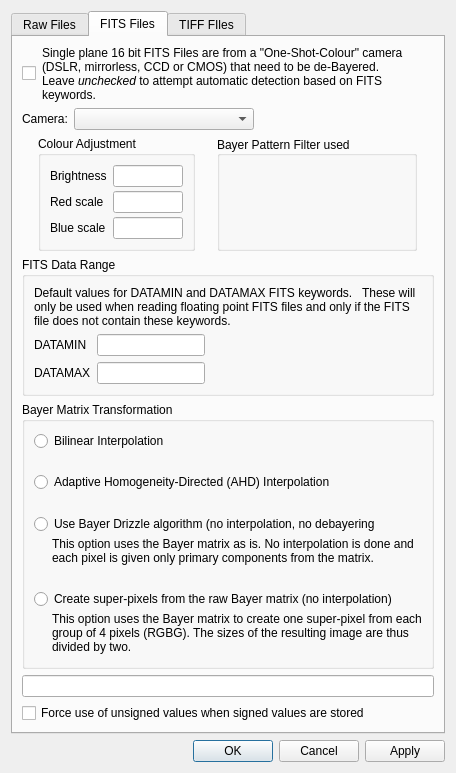
Old version of the form DeepSkyStacker/ui/RawDDPSettings.ui in the repository deepskystacker/DSS.
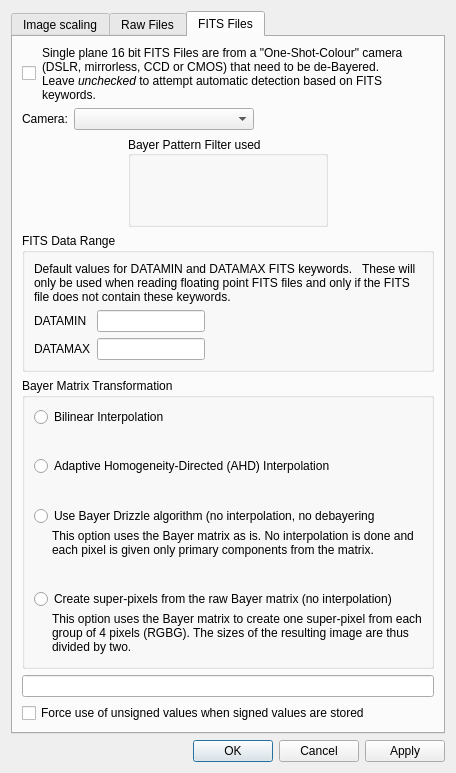
New version of the form. The open tabs and pages were chosen to show the change.

Commit message: Remaining changes for image scaling re-design, with the exception of translated help files/images.

What changed in the file:
```diff
--- a/DeepSkyStacker/ui/RawDDPSettings.ui
+++ b/DeepSkyStacker/ui/RawDDPSettings.ui
@@ -19,6 +19,56 @@
      <property name="currentIndex">
       <number>0</number>
      </property>
+     <widget class="QWidget" name="imageScalingTab">
+      <attribute name="title">
+       <string>Image scaling</string>
+      </attribute>
+      <widget class="QGroupBox" name="ColourAdjustment">
+       <property name="geometry">
+        <rect>
+         <x>10</x>
+         <y>10</y>
+         <width>194</width>
+         <height>127</height>
+        </rect>
+       </property>
+       <property name="title">
+        <string>Colour Adjustment</string>
+       </property>
+       <layout class="QGridLayout" name="gridLayout_3">
+        <item row="0" column="0">
+         <widget class="QLabel" name="label_4">
+          <property name="text">
+           <string>Brightness</string>
+          </property>
+         </widget>
+        </item>
+        <item row="0" column="1">
+         <widget class="QLineEdit" name="brightness"/>
+        </item>
+        <item row="1" column="0">
+         <widget class="QLabel" name="label_5">
+          <property name="text">
+           <string>Red scale</string>
+          </property>
+         </widget>
+        </item>
+        <item row="1" column="1">
+         <widget class="QLineEdit" name="redScale"/>
+        </item>
+        <item row="2" column="0">
+         <widget class="QLabel" name="label_6">
+          <property name="text">
+           <string>Blue scale</string>
+          </property>
+         </widget>
+        </item>
+        <item row="2" column="1">
+         <widget class="QLineEdit" name="blueScale"/>
+        </item>
+       </layout>
+      </widget>
+     </widget>
      <widget class="QWidget" name="rawFilesTab">
       <attribute name="title">
        <string>Raw Files</string>
@@ -382,111 +432,6 @@
        </item>
        <item>
         <layout class="QHBoxLayout" name="horizontalLayout_16">
-         <item>
-          <widget class="QGroupBox" name="colourAdjustment">
-           <property name="sizePolicy">
-            <sizepolicy hsizetype="Maximum" vsizetype="Fixed">
-             <horstretch>0</horstretch>
-             <verstretch>0</verstretch>
-            </sizepolicy>
-           </property>
-           <property name="title">
-            <string>Colour Adjustment</string>
-           </property>
-           <layout class="QFormLayout" name="formLayout_11">
-            <property name="verticalSpacing">
-             <number>4</number>
-            </property>
-            <item row="1" column="1">
-             <widget class="QLineEdit" name="brightness_2">
-              <property name="sizePolicy">
-               <sizepolicy hsizetype="Maximum" vsizetype="Fixed">
-                <horstretch>0</horstretch>
-                <verstretch>0</verstretch>
-               </sizepolicy>
-              </property>
-              <property name="minimumSize">
-               <size>
-                <width>50</width>
-                <height>0</height>
-               </size>
-              </property>
-              <property name="maximumSize">
-               <size>
-                <width>70</width>
-                <height>16777215</height>
-               </size>
-              </property>
-             </widget>
-            </item>
-            <item row="3" column="1">
-             <widget class="QLineEdit" name="redScale_2">
-              <property name="sizePolicy">
-               <sizepolicy hsizetype="Maximum" vsizetype="Fixed">
-                <horstretch>0</horstretch>
-                <verstretch>0</verstretch>
-               </sizepolicy>
-              </property>
-              <property name="minimumSize">
-               <size>
-                <width>50</width>
-                <height>0</height>
-               </size>
-              </property>
-              <property name="maximumSize">
-               <size>
-                <width>70</width>
-                <height>16777215</height>
-               </size>
-              </property>
-             </widget>
-            </item>
-            <item row="5" column="1">
-             <widget class="QLineEdit" name="blueScale_2">
-              <property name="sizePolicy">
-               <sizepolicy hsizetype="Maximum" vsizetype="Fixed">
-                <horstretch>0</horstretch>
-                <verstretch>0</verstretch>
-               </sizepolicy>
-              </property>
-              <property name="minimumSize">
-               <size>
-                <width>50</width>
-                <height>0</height>
-               </size>
-              </property>
-              <property name="maximumSize">
-               <size>
-                <width>70</width>
-                <height>16777215</height>
-               </size>
-              </property>
-             </widget>
-            </item>
-            <item row="1" column="0">
-             <widget class="QLabel" name="label_59">
-              <property name="text">
-               <string>Brightness</string>
-              </property>
-             </widget>
-            </item>
-            <item row="3" column="0">
-             <widget class="QLabel" name="label_60">
-              <property name="text">
-               <string>Red scale</string>
-              </property>
-             </widget>
-            </item>
-            <item row="5" column="0">
-             <widget class="QLabel" name="label_61">
-              <property name="text">
-               <string>Blue scale</string>
-              </property>
-             </widget>
-            </item>
-           </layout>
-          </widget>
-         </item>
          <item>
           <widget class="QGroupBox" name="bayerGroup">
            <property name="sizePolicy">
@@ -764,56 +709,6 @@
        </item>
       </layout>
      </widget>
-     <widget class="QWidget" name="tiffFilesTab">
-      <attribute name="title">
-       <string>TIFF FIles</string>
-      </attribute>
-      <widget class="QGroupBox" name="tiffColourAdjustment">
-       <property name="geometry">
-        <rect>
-         <x>20</x>
-         <y>70</y>
-         <width>194</width>
-         <height>127</height>
-        </rect>
-       </property>
-       <property name="title">
-        <string>Colour Adjustment</string>
-       </property>
-       <layout class="QGridLayout" name="gridLayout_3">
-        <item row="0" column="0">
-         <widget class="QLabel" name="label_4">
-          <property name="text">
-           <string>Brightness</string>
-          </property>
-         </widget>
-        </item>
-        <item row="0" column="1">
-         <widget class="QLineEdit" name="brightness_3"/>
-        </item>
-        <item row="1" column="0">
-         <widget class="QLabel" name="label_5">
-          <property name="text">
-           <string>Red scale</string>
-          </property>
-         </widget>
-        </item>
-        <item row="1" column="1">
-         <widget class="QLineEdit" name="redScale_3"/>
-        </item>
-        <item row="2" column="0">
-         <widget class="QLabel" name="label_6">
-          <property name="text">
-           <string>Blue scale</string>
-          </property>
-         </widget>
-        </item>
-        <item row="2" column="1">
-         <widget class="QLineEdit" name="blueScale_3"/>
-        </item>
-       </layout>
-      </widget>
-     </widget>
     </widget>
    </item>
    <item row="3" column="0">
```
Left out of the diff: 95 changed lines with no effect on the pictures. The commit also changes 44 other files.
